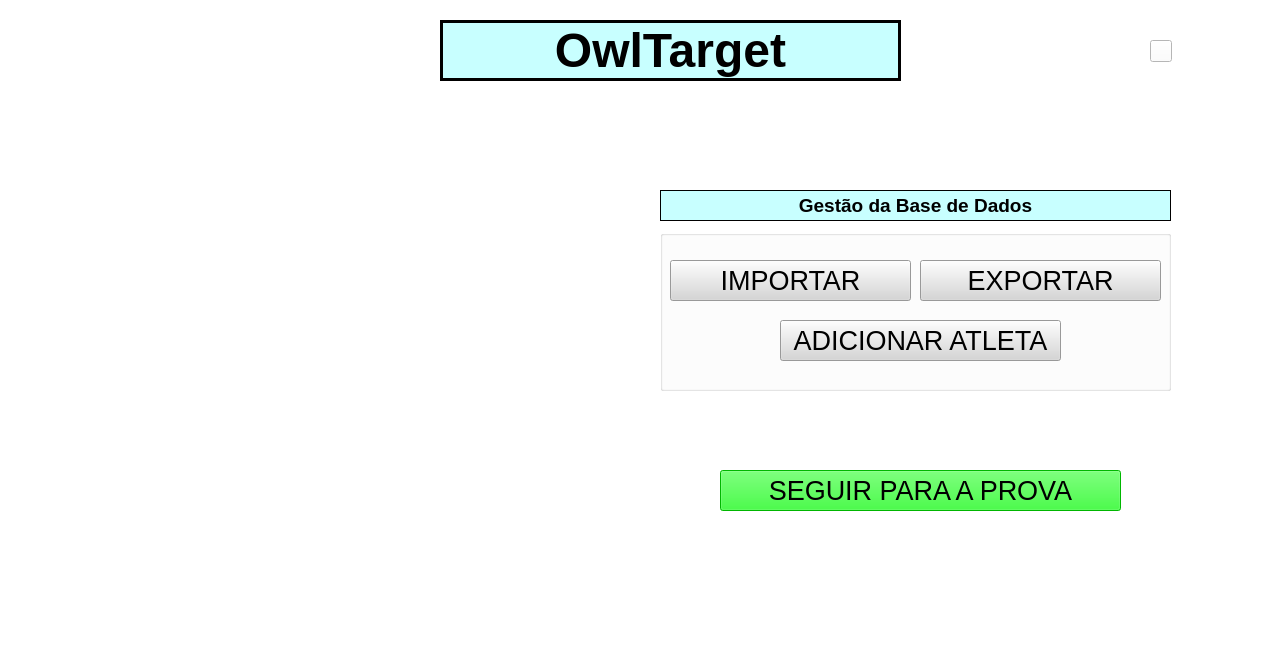
Qt form central_pc/gui/initwindow.ui (xBogas/ES-SACA) before a commit.
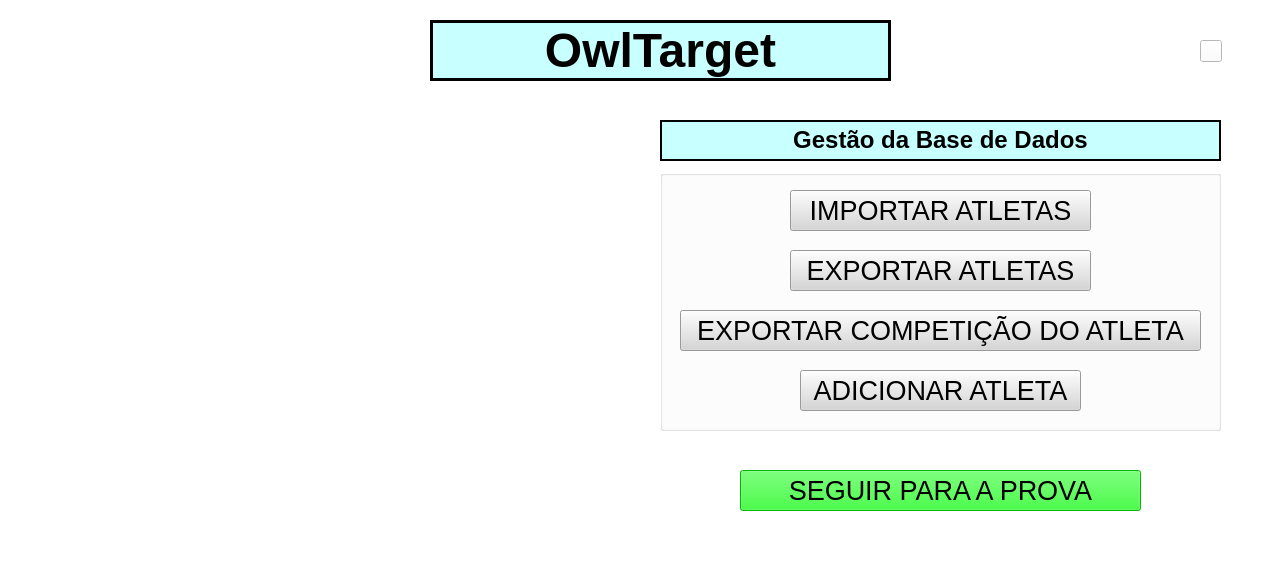
The same form after that commit. Icons and pictures are not drawn.

Commit message: modified buttons in initwindow and centered it in the middle of the screen

The edit to the form file:
```diff
--- a/central_pc/gui/initwindow.ui
+++ b/central_pc/gui/initwindow.ui
@@ -6,8 +6,8 @@
    <rect>
     <x>0</x>
     <y>0</y>
-    <width>1271</width>
-    <height>666</height>
+    <width>1268</width>
+    <height>587</height>
    </rect>
   </property>
   <property name="windowTitle">
@@ -23,7 +23,7 @@
    <widget class="QLabel" name="label">
     <property name="geometry">
      <rect>
-      <x>80</x>
+      <x>70</x>
       <y>110</y>
       <width>551</width>
       <height>441</height>
@@ -42,7 +42,7 @@
    <widget class="QLabel" name="label_4">
     <property name="geometry">
      <rect>
-      <x>440</x>
+      <x>430</x>
       <y>20</y>
       <width>461</width>
       <height>61</height>
@@ -73,7 +73,7 @@
    <widget class="QPushButton" name="continueButton">
     <property name="geometry">
      <rect>
-      <x>720</x>
+      <x>740</x>
       <y>470</y>
       <width>401</width>
       <height>41</height>
@@ -95,9 +95,9 @@
     <property name="geometry">
      <rect>
       <x>660</x>
-      <y>230</y>
-      <width>511</width>
-      <height>161</height>
+      <y>170</y>
+      <width>561</width>
+      <height>261</height>
      </rect>
     </property>
     <property name="styleSheet">
@@ -109,9 +109,9 @@
     <widget class="QPushButton" name="importButton">
      <property name="geometry">
       <rect>
-       <x>10</x>
-       <y>30</y>
-       <width>241</width>
+       <x>130</x>
+       <y>20</y>
+       <width>301</width>
        <height>41</height>
       </rect>
      </property>
@@ -124,15 +124,15 @@
       <string notr="true">background-color: rgb(214, 214, 214);</string>
      </property>
      <property name="text">
-      <string>IMPORTAR</string>
+      <string>IMPORTAR ATLETAS</string>
      </property>
     </widget>
     <widget class="QPushButton" name="exportButton">
      <property name="geometry">
       <rect>
-       <x>260</x>
-       <y>30</y>
-       <width>241</width>
+       <x>130</x>
+       <y>80</y>
+       <width>301</width>
        <height>41</height>
       </rect>
      </property>
@@ -145,14 +145,14 @@
       <string notr="true">background-color: rgb(214, 214, 214);</string>
      </property>
      <property name="text">
-      <string>EXPORTAR</string>
+      <string>EXPORTAR ATLETAS</string>
      </property>
     </widget>
     <widget class="QPushButton" name="addButton">
      <property name="geometry">
       <rect>
-       <x>120</x>
-       <y>90</y>
+       <x>140</x>
+       <y>200</y>
        <width>281</width>
        <height>41</height>
       </rect>
@@ -169,19 +169,40 @@
       <string>ADICIONAR ATLETA</string>
      </property>
     </widget>
+    <widget class="QPushButton" name="exportCompButton">
+     <property name="geometry">
+      <rect>
+       <x>20</x>
+       <y>140</y>
+       <width>521</width>
+       <height>41</height>
+      </rect>
+     </property>
+     <property name="font">
+      <font>
+       <pointsize>20</pointsize>
+      </font>
+     </property>
+     <property name="styleSheet">
+      <string notr="true">background-color: rgb(214, 214, 214);</string>
+     </property>
+     <property name="text">
+      <string>EXPORTAR COMPETIÇÃO DO ATLETA</string>
+     </property>
+    </widget>
    </widget>
    <widget class="QLabel" name="label_5">
     <property name="geometry">
      <rect>
       <x>660</x>
-      <y>190</y>
-      <width>511</width>
-      <height>31</height>
+      <y>120</y>
+      <width>561</width>
+      <height>41</height>
      </rect>
     </property>
     <property name="font">
      <font>
-      <pointsize>14</pointsize>
+      <pointsize>18</pointsize>
       <bold>true</bold>
      </font>
     </property>
@@ -192,7 +213,7 @@
      <enum>QFrame::Panel</enum>
     </property>
     <property name="lineWidth">
-     <number>1</number>
+     <number>2</number>
     </property>
     <property name="text">
      <string>&lt;html&gt;&lt;head/&gt;&lt;body&gt;&lt;p align=&quot;center&quot;&gt;Gestão da Base de Dados&lt;/p&gt;&lt;/body&gt;&lt;/html&gt;</string>
@@ -204,7 +225,7 @@
    <widget class="QPushButton" name="exitButton">
     <property name="geometry">
      <rect>
-      <x>1150</x>
+      <x>1200</x>
       <y>40</y>
       <width>22</width>
       <height>22</height>
```
Left out of the diff: 2 changed lines with no effect on the pictures. The commit also changes 4 other files.
